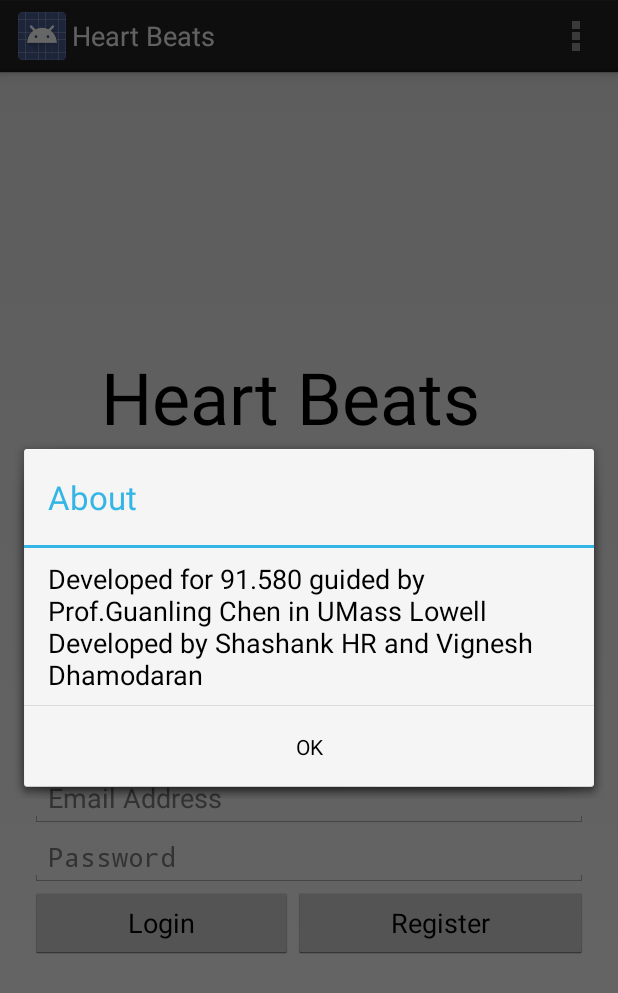
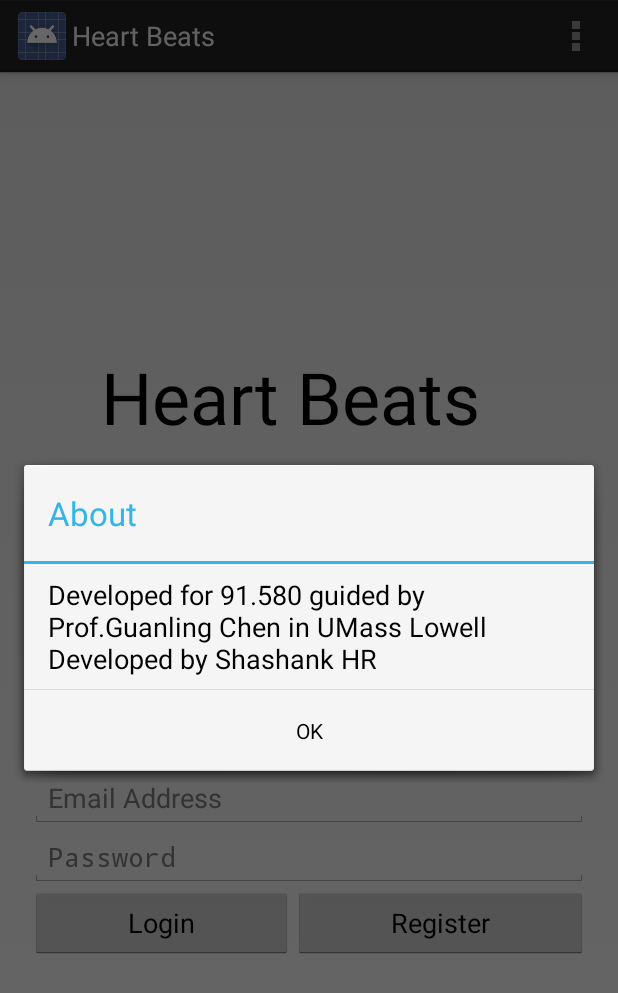
Before and after one commit to shashank123hr/HeartBeats, an Android app: the screen it shows after launch (loginActivity), in the options menu, after a tap on "About", on a phone screen of 412 x 824 dp. Shown: the top 993 px of the screen. Run offline under Robolectric (Android 15) with nearby library versions, the phone set to English and light mode, and no system bars.

Commit message:
Update loginActivity.java

```diff
--- a/mobile/src/main/java/cs/uml/edu/heartbeats/loginActivity.java
+++ b/mobile/src/main/java/cs/uml/edu/heartbeats/loginActivity.java
@@ -160,7 +160,7 @@ public class loginActivity extends Activity {
         if (id == R.id.action_about) {
             AlertDialog alertDialog = new AlertDialog.Builder(loginActivity.this).create();
             alertDialog.setTitle("About");
-            alertDialog.setMessage("Developed for 91.580 guided by Prof.Guanling Chen in UMass Lowell Developed by Shashank HR and Vignesh Dhamodaran ");
+            alertDialog.setMessage("Developed for 91.580 guided by Prof.Guanling Chen in UMass Lowell Developed by Shashank HR");
             alertDialog.setButton(AlertDialog.BUTTON_NEUTRAL, "OK",
                     new DialogInterface.OnClickListener() {
                         public void onClick(DialogInterface dialog, int which) {
```
